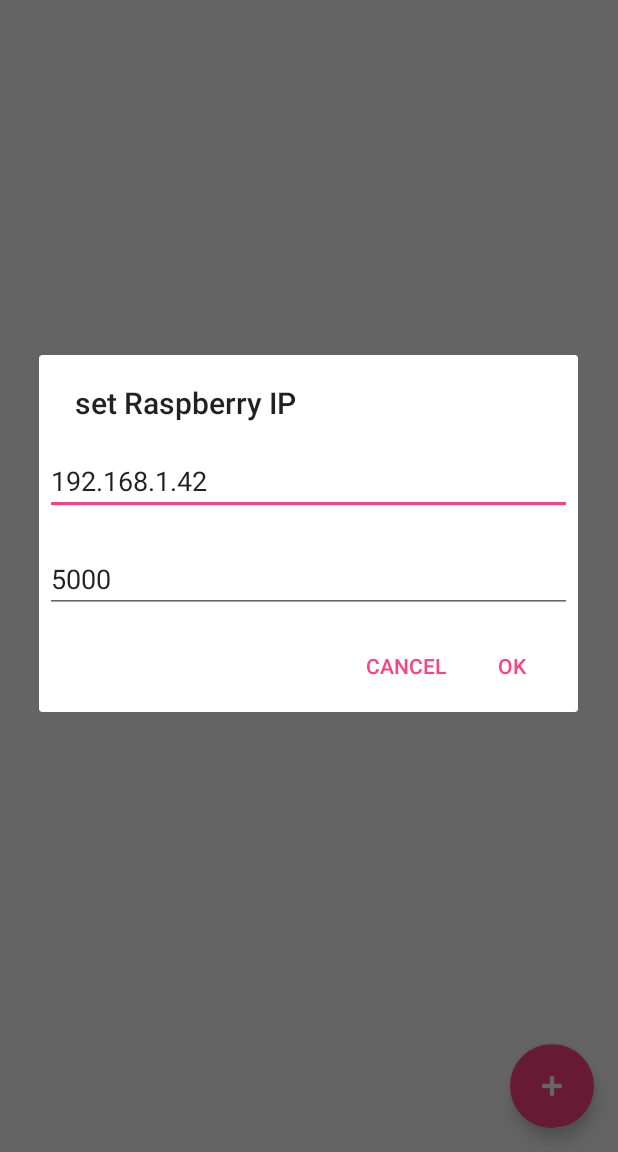
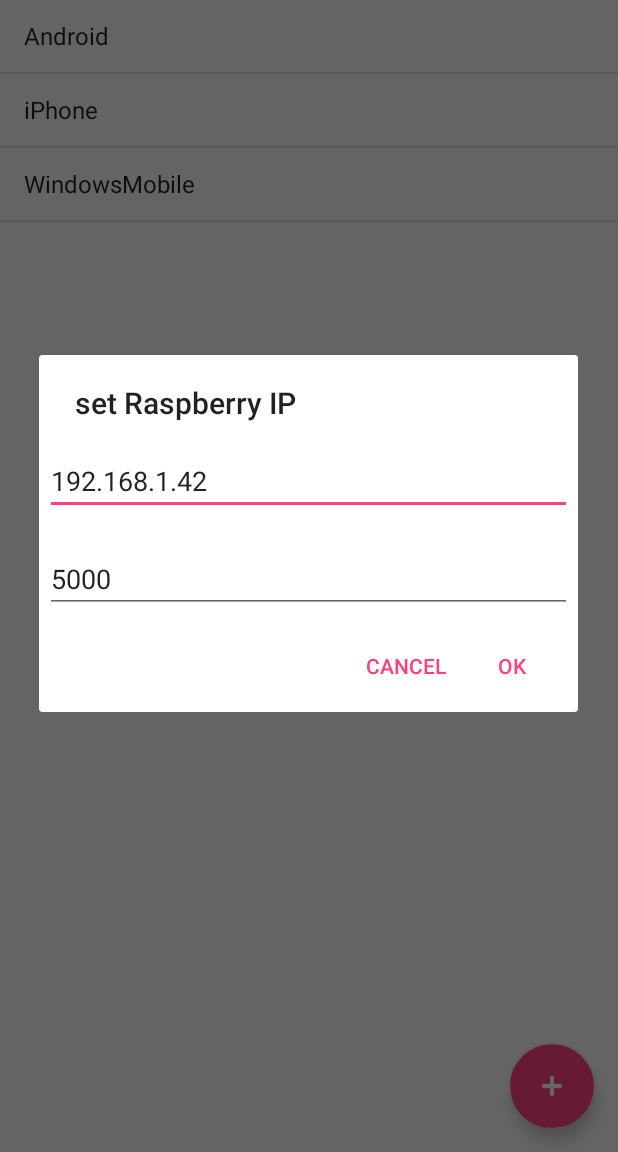
Before and after one commit to josemarcosrf/DroidVan, an Android app: the screen it shows after launch (TimerActivity), in the options menu, after a tap on "set Raspberry IP", on a phone screen of 412 x 824 dp, the part 84-1236 px from its top. Run offline under Robolectric (Android 15) with nearby library versions, the phone set to English and light mode, and no system bars; our stand-ins replace Volley; network calls fail.

Commit message:
timers list WIP

```diff
--- a/app/src/main/java/project/van/the/phionaremote/RaspVanRequests.java
+++ b/app/src/main/java/project/van/the/phionaremote/RaspVanRequests.java
@@ -88,7 +88,7 @@ public class RaspVanRequests {
     }
 
     /**
-     * Send a POST request to switch ON / OFF a light controlled by the RaspberryPi Flask server
+     * Send a POST request to switch ON / OFF a light controlled by the RaspberryPi server
      *
      * @param lightName   (String): one of [main, l1, l2, l3]
      * @param switchState (Boolean): True to switch ON, False to switch OFF
@@ -116,7 +116,8 @@ public class RaspVanRequests {
                         for (int i = 0; i < keys.length(); ++i) {
                             String key = "";
                             try {
-                                // key is the light name (String), value is a light state string (ON / OFF)
+                                // key is the light name (String),
+                                // value is a light state string (ON / OFF)
                                 key = keys.getString(i);
                                 String value = response.getString(key);
                                 Toast.makeText(context,
--- a/app/src/main/java/project/van/the/phionaremote/TimerActivity.java
+++ b/app/src/main/java/project/van/the/phionaremote/TimerActivity.java
@@ -4,12 +4,19 @@ import project.van.the.phionaremote.RaspVanRequests;
 import project.van.the.phionaremote.TimePicker.MyTimePickerDialog;
 import project.van.the.phionaremote.TimePicker.TimePicker;
 
+import android.app.ListActivity;
+import android.app.LoaderManager;
 import android.content.Context;
+import android.content.Loader;
+import android.database.Cursor;
 import android.os.Bundle;
 import android.support.design.widget.FloatingActionButton;
 import android.support.design.widget.Snackbar;
+import android.support.v7.widget.Toolbar;
 import android.util.Log;
 import android.view.View;
+import android.widget.ArrayAdapter;
+import android.widget.ListView;
 import android.widget.Toast;
 
 import com.android.volley.Response;
@@ -19,6 +26,7 @@ import org.json.JSONObject;
 
 import java.util.ArrayList;
 import java.util.Calendar;
+import java.util.HashMap;
 import java.util.List;
 
 public class TimerActivity extends BaseLayout {
@@ -29,6 +37,9 @@ public class TimerActivity extends BaseLayout {
     private Response.Listener<JSONArray> timersListener;
     private Context context;
 
+    private Toolbar toolbar;
+    private ListView lv;
+
     @Override
     protected void onCreate(Bundle savedInstanceState) {
         super.onCreate(savedInstanceState);
@@ -36,6 +47,22 @@ public class TimerActivity extends BaseLayout {
         super.onCreateDrawer();
 
         context = this;
+
+        // =============== START of the list view stuff ==============
+        // the list elements
+        final ListView listview = (ListView) findViewById(R.id.timer_listview);
+
+        String[] values = new String[] { "Android", "iPhone", "WindowsMobile" };
+
+        final ArrayList<String> list = new ArrayList<String>();
+        for (int i = 0; i < values.length; ++i) {
+            list.add(values[i]);
+        }
+        final StableArrayAdapter adapter = new StableArrayAdapter(this,
+                android.R.layout.simple_list_item_1, list);
+        listview.setAdapter(adapter);
+        // =============== END of the list view stuff ==============
+
 
         // RaspVan request class
         req = new RaspVanRequests(this);
@@ -81,4 +108,45 @@ public class TimerActivity extends BaseLayout {
     }
 
 
+//    @Override
+//    public Loader<Cursor> onCreateLoader(int id, Bundle args) {
+//        return null;
+//    }
+//
+//    @Override
+//    public void onLoadFinished(Loader<Cursor> loader, Cursor data) {
+//
+//    }
+//
+//    @Override
+//    public void onLoaderReset(Loader<Cursor> loader) {
+//
+//    }
+
+
+    private class StableArrayAdapter extends ArrayAdapter<String> {
+
+        HashMap<String, Integer> mIdMap = new HashMap<String, Integer>();
+
+        public StableArrayAdapter(Context context, int textViewResourceId,
+                                  List<String> objects) {
+            super(context, textViewResourceId, objects);
+            for (int i = 0; i < objects.size(); ++i) {
+                mIdMap.put(objects.get(i), i);
+            }
+        }
+
+        @Override
+        public long getItemId(int position) {
+            String item = getItem(position);
+            return mIdMap.get(item);
+        }
+
+        @Override
+        public boolean hasStableIds() {
+            return true;
+        }
+
+    }
+
 }
--- a/app/src/main/res/layout/activity_timer.xml
+++ b/app/src/main/res/layout/activity_timer.xml
@@ -2,6 +2,7 @@
 <android.support.v4.widget.DrawerLayout
     xmlns:android="http://schemas.android.com/apk/res/android"
     xmlns:app="http://schemas.android.com/apk/res-auto"
+    app:layout_behavior="@string/appbar_scrolling_view_behavior"
     xmlns:tools="http://schemas.android.com/tools"
     android:id="@+id/drawer_layout"
     android:layout_width="match_parent"
@@ -9,8 +10,7 @@
     android:fitsSystemWindows="true"
     tools:openDrawer="start">
 
-    <!--<Layout-->
-    <android.support.constraint.ConstraintLayout
+    <LinearLayout
         android:layout_width="match_parent"
         android:layout_height="match_parent"
         android:orientation="vertical">
@@ -20,6 +20,19 @@
             layout="@layout/toolbar"
             android:layout_width="match_parent"
             android:layout_height="wrap_content" />
+
+        <!--<Layout-->
+        <android.support.constraint.ConstraintLayout
+            android:layout_width="match_parent"
+            android:layout_height="match_parent"
+            android:orientation="vertical">
+
+            <ListView xmlns:android="http://schemas.android.com/apk/res/android"
+                android:id="@+id/timer_listview"
+                android:layout_width="wrap_content"
+                android:layout_height="511dp"
+                tools:layout_editor_absoluteY="8dp" />
+
 
                 <android.support.design.widget.FloatingActionButton
                     android:id="@+id/fab"
@@ -35,6 +48,8 @@
         </android.support.constraint.ConstraintLayout>
         <!--</Layout>-->
 
+    </LinearLayout>
+
         <android.support.design.widget.NavigationView
             android:id="@+id/nav_view"
             android:layout_width="wrap_content"
--- a/app/src/main/res/layout/time_picker_widget.xml
+++ b/app/src/main/res/layout/time_picker_widget.xml
@@ -26,10 +26,11 @@
     android:layout_width="wrap_content"
     android:layout_height="wrap_content">
 
-    <LinearLayout android:orientation="horizontal"
+    <LinearLayout
         android:layout_width="wrap_content"
         android:layout_height="wrap_content"
-        android:layoutDirection="ltr">
+        android:layoutDirection="ltr"
+        android:orientation="horizontal">
 
         <!-- hour -->
         <NumberPicker
@@ -37,30 +38,27 @@
             android:layout_width="70dip"
             android:layout_height="wrap_content"
             android:focusable="true"
-            android:focusableInTouchMode="true"
-            />
+            android:focusableInTouchMode="true" />
 
         <!-- minute -->
         <NumberPicker
             android:id="@+id/minute"
             android:layout_width="70dip"
             android:layout_height="wrap_content"
+            android:layout_marginLeft="5dip"
             android:layout_marginStart="5dip"
-            android:layout_marginLeft="5dip"
             android:focusable="true"
-            android:focusableInTouchMode="true"
-            />
+            android:focusableInTouchMode="true" />
 
         <!-- seconds -->
         <NumberPicker
             android:id="@+id/seconds"
             android:layout_width="70dip"
             android:layout_height="wrap_content"
+            android:layout_marginLeft="5dip"
             android:layout_marginStart="5dip"
-            android:layout_marginLeft="5dip"
             android:focusable="true"
-            android:focusableInTouchMode="true"
-            />
+            android:focusableInTouchMode="true" />
 
     </LinearLayout>
 
```
Lines whose indentation alone changed are shown as unchanged.
